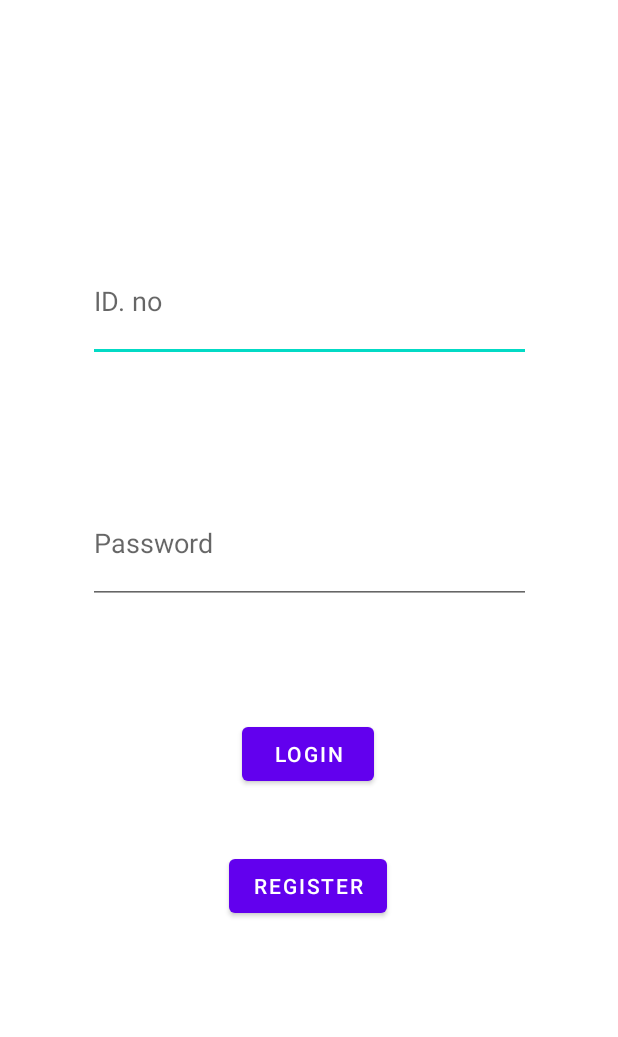
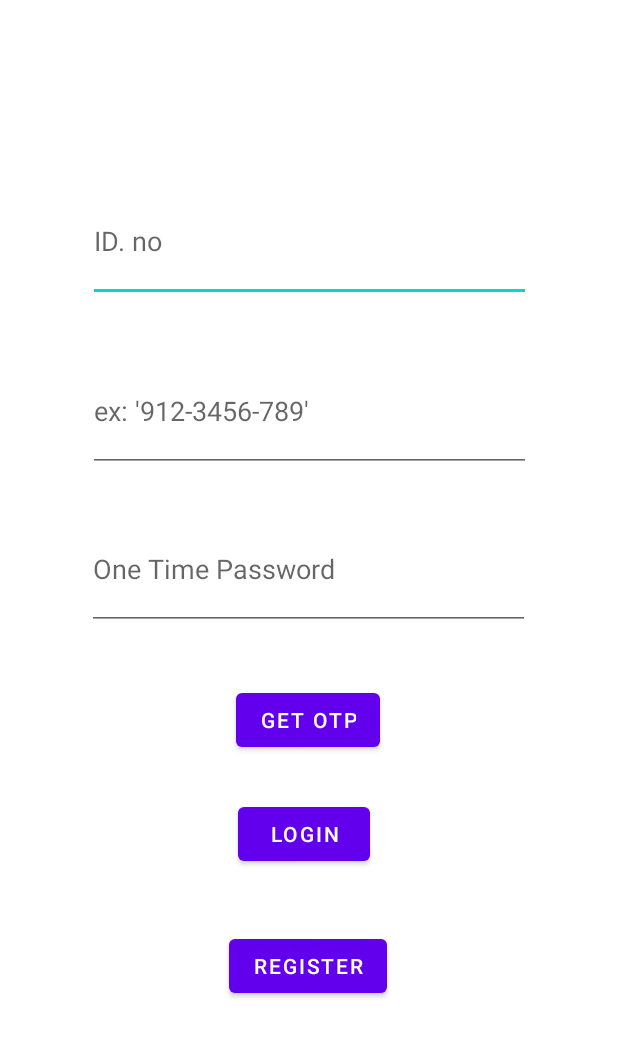
Before and after one commit to 1cereals1/VotingApp, an Android app: the layout activity_login.xml on its own in the app's theme, with its tools: preview values and no code run, on a phone screen of 412 x 824 dp. Shown: the top 1037 px of the screen. Run offline under Robolectric (Android 15) with nearby library versions, the phone set to English and light mode, and no system bars.

Commit message:
Firebase AUth for numbers and sht

```diff
--- a/app/src/main/res/layout/activity_login.xml
+++ b/app/src/main/res/layout/activity_login.xml
@@ -10,7 +10,7 @@
         android:id="@+id/IDLogin"
         android:layout_width="295dp"
         android:layout_height="81dp"
-        android:layout_marginTop="160dp"
+        android:layout_marginTop="120dp"
         android:ems="10"
         android:hint="ID. no"
         android:inputType="textPersonName"
@@ -22,24 +22,12 @@
         android:id="@+id/LoginB"
         android:layout_width="wrap_content"
         android:layout_height="wrap_content"
-        android:layout_marginTop="76dp"
+        android:layout_marginTop="28dp"
         android:text="Login"
         app:layout_constraintEnd_toEndOf="parent"
-        app:layout_constraintHorizontal_bias="0.498"
+        app:layout_constraintHorizontal_bias="0.489"
         app:layout_constraintStart_toStartOf="parent"
-        app:layout_constraintTop_toBottomOf="@+id/Pass" />
-
-    <EditText
-        android:id="@+id/Pass"
-        android:layout_width="295dp"
-        android:layout_height="81dp"
-        android:layout_marginTop="80dp"
-        android:ems="10"
-        android:hint="Password"
-        android:inputType="textPersonName"
-        app:layout_constraintEnd_toEndOf="parent"
-        app:layout_constraintStart_toStartOf="parent"
-        app:layout_constraintTop_toBottomOf="@+id/IDLogin" />
+        app:layout_constraintTop_toBottomOf="@+id/idBtnGetOtp" />
 
     <Button
         android:id="@+id/Register"
@@ -52,4 +40,40 @@
         app:layout_constraintStart_toStartOf="parent"
         app:layout_constraintTop_toBottomOf="@+id/LoginB" />
 
+    <EditText
+        android:id="@+id/idEdtPhoneNumber"
+        android:layout_width="295dp"
+        android:layout_height="81dp"
+        android:layout_marginTop="32dp"
+        android:ems="10"
+        android:hint="ex: '912-3456-789'"
+        android:inputType="textPersonName"
+        app:layout_constraintEnd_toEndOf="parent"
+        app:layout_constraintStart_toStartOf="parent"
+        app:layout_constraintTop_toBottomOf="@+id/IDLogin" />
+
+    <EditText
+        android:id="@+id/idEdtOtp"
+        android:layout_width="295dp"
+        android:layout_height="81dp"
+        android:layout_marginTop="24dp"
+        android:ems="10"
+        android:hint="One Time Password"
+        android:inputType="textPersonName"
+        app:layout_constraintEnd_toEndOf="parent"
+        app:layout_constraintHorizontal_bias="0.497"
+        app:layout_constraintStart_toStartOf="parent"
+        app:layout_constraintTop_toBottomOf="@+id/idEdtPhoneNumber" />
+
+    <Button
+        android:id="@+id/idBtnGetOtp"
+        android:layout_width="wrap_content"
+        android:layout_height="wrap_content"
+        android:layout_marginTop="36dp"
+        android:text="Get OTP"
+        app:layout_constraintEnd_toEndOf="parent"
+        app:layout_constraintHorizontal_bias="0.498"
+        app:layout_constraintStart_toStartOf="parent"
+        app:layout_constraintTop_toBottomOf="@+id/idEdtOtp" />
+
 </androidx.constraintlayout.widget.ConstraintLayout>
```
Also changed, not shown: app/src/main/AndroidManifest.xml (+12 -9 lines), app/src/main/java/com/example/votingapp/Login.java (+157 -16 lines), app/src/main/java/com/example/votingapp/OTP.java (added, +14 -0 lines), app/src/main/res/layout/activity_otp.xml (added, +11 -0 lines).
